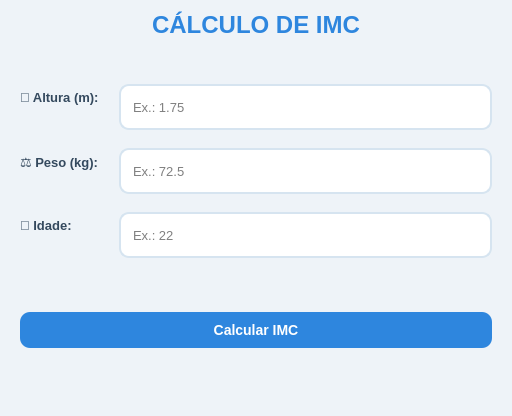
Old version of the form imc.ui in the repository gusxta44/IMC.
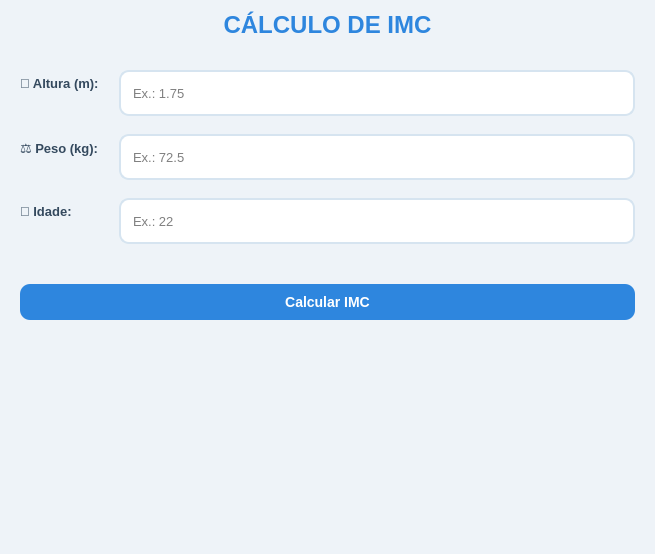
New version of the form.

Commit message: adicionando a lógica das imagens para as classificações de IMC e adicionando a label da imagem em imc.ui (lblImagem)

```diff
--- a/imc.ui
+++ b/imc.ui
@@ -6,8 +6,8 @@
    <rect>
     <x>0</x>
     <y>0</y>
-    <width>512</width>
-    <height>416</height>
+    <width>655</width>
+    <height>554</height>
    </rect>
   </property>
   <property name="windowTitle">
@@ -183,6 +183,22 @@
         </property>
        </widget>
       </item>
+      <item>
+       <widget class="QLabel" name="lblImagem">
+        <property name="minimumSize">
+         <size>
+          <width>0</width>
+          <height>160</height>
+         </size>
+        </property>
+        <property name="text">
+         <string/>
+        </property>
+        <property name="alignment">
+         <set>Qt::AlignCenter</set>
+        </property>
+       </widget>
+      </item>
      </layout>
     </widget>
    </item>
```
The commit also changes 1 other file.
